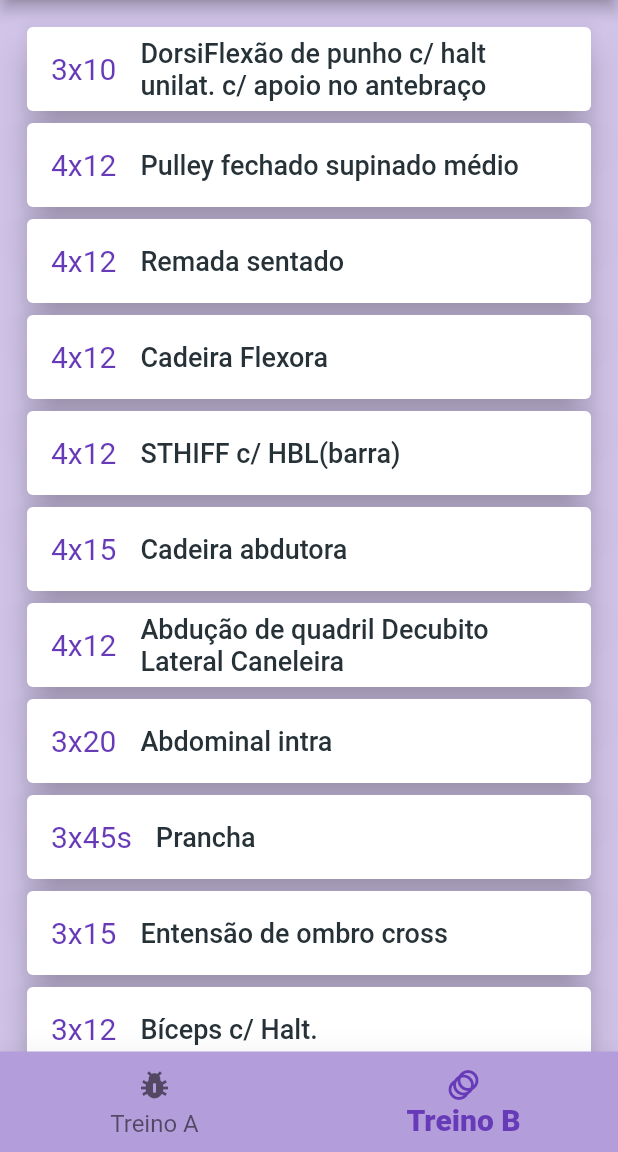
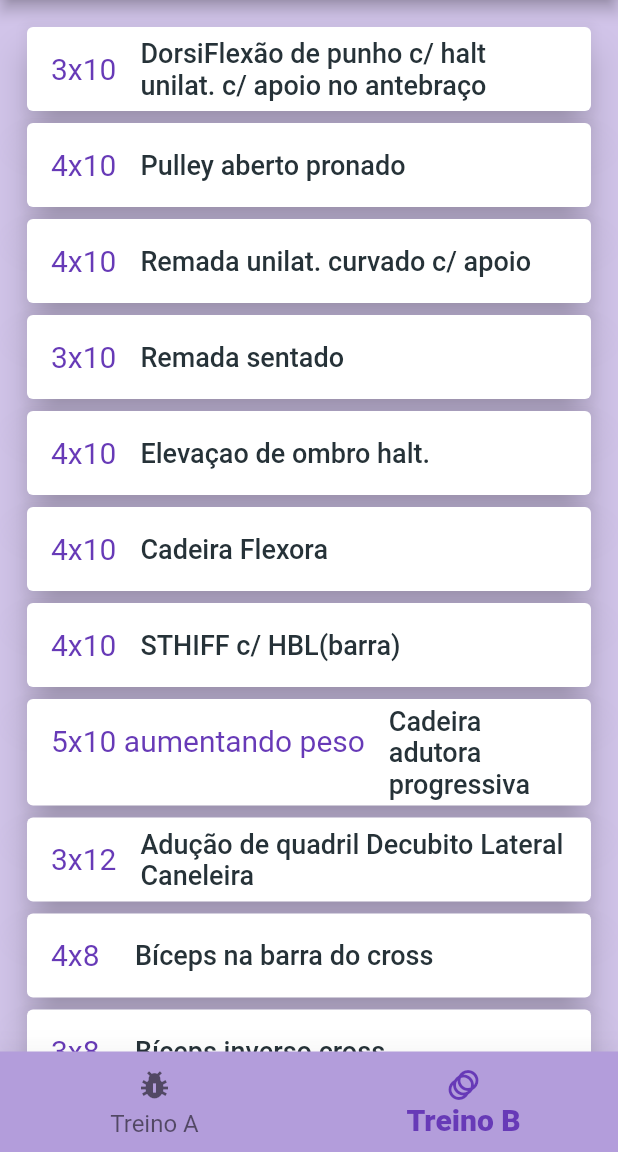
Before and after one commit to LetRicette/MeuTreino, a Flutter app: the screen it shows after launch, item 2 of the bottom bar chosen, on a phone screen of 412 x 824 dp, the part 84-1236 px from its top. Run offline on Flutter 3.47's test engine with Material 2 defaults, Android fonts, the phone set to English and light mode, and no system bars.

Commit message:
Novo treino

```diff
--- a/lib/treino_a.dart
+++ b/lib/treino_a.dart
@@ -17,52 +17,49 @@ class TreinoA extends StatelessWidget {
               serie: "3x10",
             ),
             ExercicioCardWidget(
-              exercicio: "Supino sentado",
-              serie: "4x12",
+              exercicio: "LegPress reto",
+              serie: "5x10",
             ),
             ExercicioCardWidget(
-              exercicio: "Desenvolvimento pela frente c/ HBC",
-              serie: '4x12',
+              exercicio: "Cadeira Extensora",
+              serie: '3x10',
             ),
             ExercicioCardWidget(
-              exercicio: "LegPress Cadeia cinemática fechada reto",
-              serie: '4x12',
+              exercicio: "Cadeira abdutora",
+              serie: '3x20',
             ),
             ExercicioCardWidget(
-              exercicio: "Cadeira adutora 2 tempos",
-              serie: '4x12',
-            ),
-            ExercicioCardWidget(
-              exercicio: "Cadeira solear",
-              serie: '4x12',
-            ),
-            ExercicioCardWidget(
-              exercicio: "Cadeira gluteo (Ext. quadril)",
-              serie: '4x12',
+              exercicio: "Abdução de quadril Decubito Lateral Caneleira",
+              serie: '3x15 - 3, 2, 1 Tempo',
             ),
             ExercicioCardWidget(
               exercicio: "Extensão de quadril tornozeleira p/ gatas",
-              serie: '4x12',
+              serie: '3x15 - 3, 2, 1 Tempo',
+            ),
+            ExercicioCardWidget(
+              exercicio:
+                  "Extensao unilat. no cross com apoio do joelho - Ext Quadril",
+              serie: '3x15',
+            ),
+            ExercicioCardWidget(
+              exercicio: "Supino Sentado",
+              serie: '4x8',
+            ),
+            ExercicioCardWidget(
+              exercicio: "Tríceps corda polia alta",
+              serie: '4x8',
+            ),
+            ExercicioCardWidget(
+              exercicio: "Tríceps unilat. halt francesa - em pé",
+              serie: '4x8',
             ),
             ExercicioCardWidget(
               exercicio: "Abdominal simultâneo",
-              serie: '3x15',
+              serie: '3x20',
             ),
             ExercicioCardWidget(
-              exercicio: "Abdominal diagonal",
-              serie: '3x15',
-            ),
-            ExercicioCardWidget(
-              exercicio: "Tríceps polia alta",
-              serie: '3x15',
-            ),
-            ExercicioCardWidget(
-              exercicio: "Tríceps halt. unilat. d. dorsal",
-              serie: '3x12',
-            ),
-            ExercicioCardWidget(
-              exercicio: "Alongamento tríceps sureal no espaldar",
-              serie: '3x10s',
+              exercicio: "Prancha",
+              serie: '3x 1min',
             ),
             ExercicioCardWidget(
               exercicio: "Esteira",
--- a/lib/treino_b.dart
+++ b/lib/treino_b.dart
@@ -17,56 +17,56 @@ class TreinoB extends StatelessWidget {
               serie: "3x10",
             ),
             ExercicioCardWidget(
-              exercicio: "Pulley fechado supinado médio",
-              serie: "4x12",
+              exercicio: "Pulley aberto pronado",
+              serie: "4x10",
+            ),
+            ExercicioCardWidget(
+              exercicio: "Remada unilat. curvado c/ apoio",
+              serie: '4x10',
             ),
             ExercicioCardWidget(
               exercicio: "Remada sentado",
-              serie: '4x12',
+              serie: '3x10',
+            ),
+            ExercicioCardWidget(
+              exercicio: "Elevaçao de ombro halt.",
+              serie: '4x10',
             ),
             ExercicioCardWidget(
               exercicio: "Cadeira Flexora",
-              serie: '4x12',
+              serie: '4x10',
             ),
             ExercicioCardWidget(
               exercicio: "STHIFF c/ HBL(barra)",
-              serie: '4x12',
+              serie: '4x10',
             ),
             ExercicioCardWidget(
-              exercicio: "Cadeira abdutora",
-              serie: '4x15',
+              exercicio: "Cadeira adutora progressiva",
+              serie: '5x10 aumentando peso',
             ),
             ExercicioCardWidget(
-              exercicio: "Abdução de quadril Decubito Lateral Caneleira",
-              serie: '4x12',
+              exercicio: "Adução de quadril Decubito Lateral Caneleira",
+              serie: '3x12',
+            ),
+            ExercicioCardWidget(
+              exercicio: "Bíceps na barra do cross",
+              serie: '4x8',
+            ),
+            ExercicioCardWidget(
+              exercicio: "Bíceps inverso cross",
+              serie: '3x8',
             ),
             ExercicioCardWidget(
               exercicio: "Abdominal intra",
-              serie: '3x20',
+              serie: '4x20',
             ),
             ExercicioCardWidget(
               exercicio: "Prancha",
-              serie: '3x45s',
-            ),
-            ExercicioCardWidget(
-              exercicio: "Entensão de ombro cross",
-              serie: '3x15',
-            ),
-            ExercicioCardWidget(
-              exercicio: "Bíceps c/ Halt.",
-              serie: '3x12',
-            ),
-            ExercicioCardWidget(
-              exercicio: "Alongamento tríceps sureal no espaldar",
-              serie: '3x10s',
+              serie: '3x 1min',
             ),
             ExercicioCardWidget(
               exercicio: "Esteira",
               serie: '30min',
-            ),
-            ExercicioCardWidget(
-              exercicio: "Bike",
-              serie: '15min',
             ),
           ],
         ),
```
Also changed, not shown: pubspec.lock, 1 other file.
